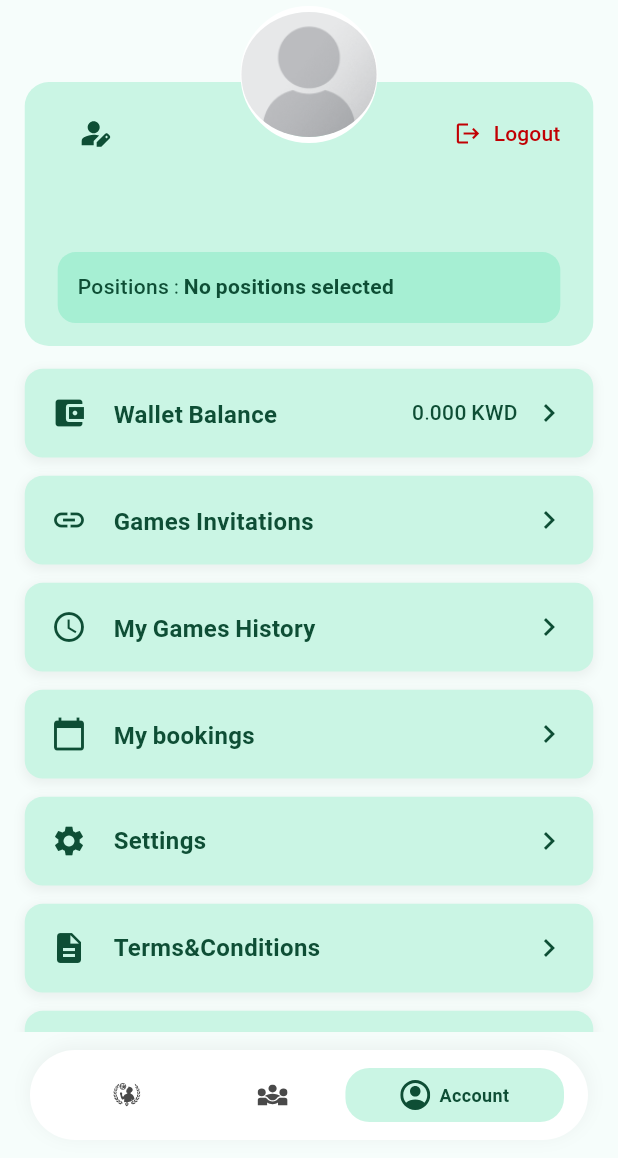
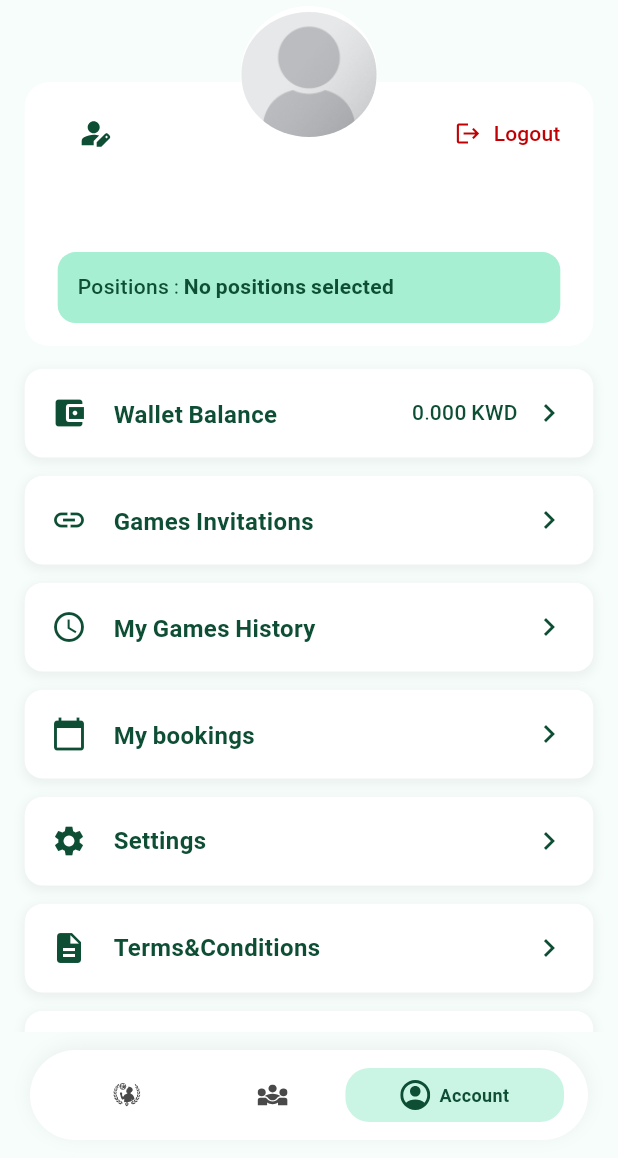
Before and after one commit to Raiyan2020/futblha-flutter, a Flutter app: the ProfilePage screen opened by its route, on a phone screen of 412 x 824 dp, the part 78-1236 px from its top. Run offline on Flutter 3.47's test engine with Material 3 defaults, Android fonts, the phone set to English and light mode, and no system bars; our stand-ins replace app_links, auto_route, bloc, cached_network_image, connectivity_plus, dio and 23 more; missing offline and left inert: flagsmith, flutter_inappwebview, pusher_channels_flutter; accounts and stored records are empty; network calls fail.

Commit message:
refactor: update background color from chipBackground to cardBackground for consistency

```diff
--- a/lib/presentation/pages/profile/profile_page.dart
+++ b/lib/presentation/pages/profile/profile_page.dart
@@ -89,7 +89,7 @@ class _ProfilePageState extends State<ProfilePage> {
                     padding: symmetricPadding(20, 20),
                     margin: EdgeInsets.only(top: 20.h),
                     decoration: BoxDecoration(
-                      color: context.chipBackground,
+                      color: context.cardBackground,
                       borderRadius: BorderRadius.circular(16),
                       boxShadow: [
                         BoxShadow(
@@ -181,7 +181,7 @@ class _ProfilePageState extends State<ProfilePage> {
                         padding: symmetricPadding(10, 20),
                         margin: EdgeInsets.only(top: 50.h),
                         decoration: BoxDecoration(
-                          color: context.chipBackground,
+                          color: context.cardBackground,
                           borderRadius: BorderRadius.circular(16),
                         ),
                         child: Column(
@@ -445,7 +445,7 @@ class MenuItem extends StatelessWidget {
         child: Container(
           padding: EdgeInsets.all(16.w),
           decoration: BoxDecoration(
-            color: context.chipBackground,
+            color: context.cardBackground,
             borderRadius: BorderRadius.circular(12),
             boxShadow: [
               BoxShadow(
```
